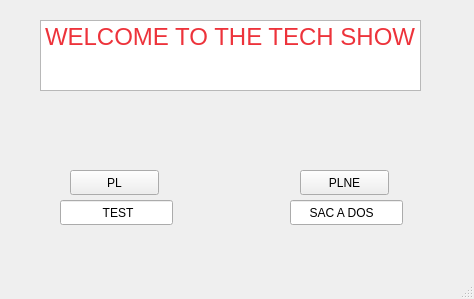
Qt form front.ui (NaouresBzeouich/knapsack-ProductionPlanning) before a commit.
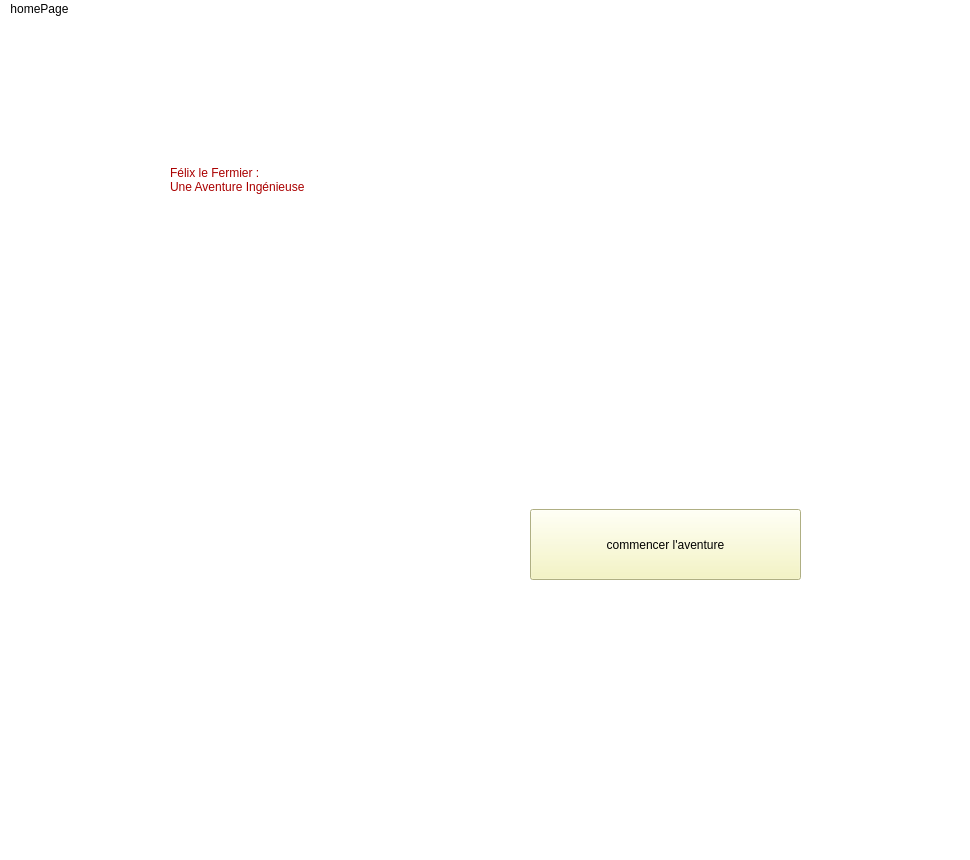
The same form after that commit. Icons and pictures are not drawn.

Commit message: front home page

```diff
--- a/front.ui
+++ b/front.ui
@@ -6,109 +6,91 @@
    <rect>
     <x>0</x>
     <y>0</y>
-    <width>474</width>
-    <height>299</height>
+    <width>970</width>
+    <height>860</height>
    </rect>
   </property>
   <property name="windowTitle">
    <string>MainWindow</string>
   </property>
+  <property name="styleSheet">
+   <string notr="true">background-color: rgb(255, 255, 255);</string>
+  </property>
   <widget class="QWidget" name="centralwidget">
-   <widget class="QPushButton" name="pushButton">
+   <widget class="QPushButton" name="nextPage">
     <property name="geometry">
      <rect>
-      <x>350</x>
-      <y>530</y>
-      <width>89</width>
-      <height>25</height>
-     </rect>
-    </property>
-    <property name="text">
-     <string>PushButton</string>
-    </property>
-   </widget>
-   <widget class="QTextEdit" name="textEdit">
-    <property name="geometry">
-     <rect>
-      <x>40</x>
-      <y>20</y>
-      <width>381</width>
+      <x>530</x>
+      <y>490</y>
+      <width>271</width>
       <height>71</height>
      </rect>
     </property>
-    <property name="html">
-     <string>&lt;!DOCTYPE HTML PUBLIC &quot;-//W3C//DTD HTML 4.0//EN&quot; &quot;http://www.w3.org/TR/REC-html40/strict.dtd&quot;&gt;
-&lt;html&gt;&lt;head&gt;&lt;meta name=&quot;qrichtext&quot; content=&quot;1&quot; /&gt;&lt;meta charset=&quot;utf-8&quot; /&gt;&lt;style type=&quot;text/css&quot;&gt;
-p, li { white-space: pre-wrap; }
-hr { height: 1px; border-width: 0; }
-li.unchecked::marker { content: &quot;\2610&quot;; }
-li.checked::marker { content: &quot;\2612&quot;; }
-&lt;/style&gt;&lt;/head&gt;&lt;body style=&quot; font-family:'Ubuntu'; font-size:11pt; font-weight:400; font-style:normal;&quot;&gt;
-&lt;p style=&quot; margin-top:0px; margin-bottom:0px; margin-left:0px; margin-right:0px; -qt-block-indent:0; text-indent:0px;&quot;&gt;&lt;span style=&quot; font-size:28pt; color:#ed333b; vertical-align:super;&quot;&gt;WELCOME TO THE TECH SHOW&lt;/span&gt;&lt;/p&gt;&lt;/body&gt;&lt;/html&gt;</string>
+    <property name="styleSheet">
+     <string notr="true">background-color: rgb(245, 245, 183);
+border-color: rgb(170, 170, 127);
+font: 16pt &quot;Segoe Print&quot;;</string>
     </property>
-   </widget>
-   <widget class="QPushButton" name="pushButton_2">
-    <property name="geometry">
-     <rect>
-      <x>300</x>
-      <y>170</y>
-      <width>89</width>
-      <height>25</height>
-     </rect>
-    </property>
     <property name="text">
-     <string>PLNE</string>
+     <string>commencer l'aventure</string>
     </property>
    </widget>
-   <widget class="QPushButton" name="PL">
+   <widget class="QLabel" name="photo">
     <property name="geometry">
      <rect>
-      <x>70</x>
-      <y>170</y>
-      <width>89</width>
-      <height>25</height>
+      <x>0</x>
+      <y>330</y>
+      <width>561</width>
+      <height>521</height>
      </rect>
     </property>
     <property name="text">
-     <string>PL</string>
+     <string/>
     </property>
-   </widget>
-   <widget class="QLineEdit" name="lineEdit">
-    <property name="geometry">
-     <rect>
-      <x>60</x>
-      <y>200</y>
-      <width>113</width>
-      <height>25</height>
-     </rect>
+    <property name="pixmap">
+     <pixmap>../../../Downloads/Premium Vector _ Farmer with farm animals in the grass 1.png</pixmap>
     </property>
-    <property name="text">
-     <string>            TEST </string>
+    <property name="scaledContents">
+     <bool>true</bool>
     </property>
    </widget>
-   <widget class="QLineEdit" name="lineEdit_2">
+   <widget class="QLabel" name="title">
     <property name="geometry">
      <rect>
-      <x>290</x>
-      <y>200</y>
-      <width>113</width>
-      <height>25</height>
+      <x>170</x>
+      <y>70</y>
+      <width>711</width>
+      <height>181</height>
      </rect>
     </property>
+    <property name="styleSheet">
+     <string notr="true">font: 700 48pt &quot;Script MT Bold&quot;;
+color: rgb(170, 0, 0);</string>
+    </property>
     <property name="text">
-     <string>     SAC A DOS</string>
+     <string>Félix le Fermier : 
+Une Aventure Ingénieuse</string>
     </property>
    </widget>
+   <zorder>photo</zorder>
+   <zorder>title</zorder>
+   <zorder>nextPage</zorder>
   </widget>
   <widget class="QMenuBar" name="menubar">
    <property name="geometry">
     <rect>
      <x>0</x>
      <y>0</y>
-     <width>474</width>
-     <height>22</height>
+     <width>970</width>
+     <height>23</height>
     </rect>
    </property>
+   <widget class="QMenu" name="menuhomePage">
+    <property name="title">
+     <string>homePage</string>
+    </property>
+   </widget>
+   <addaction name="menuhomePage"/>
   </widget>
   <widget class="QStatusBar" name="statusbar"/>
  </widget>
```
The commit also changes 1 other file.
